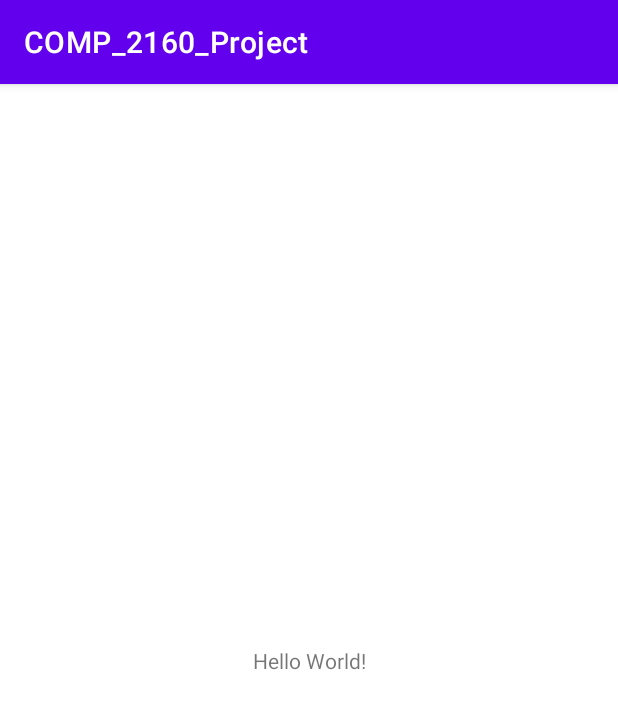
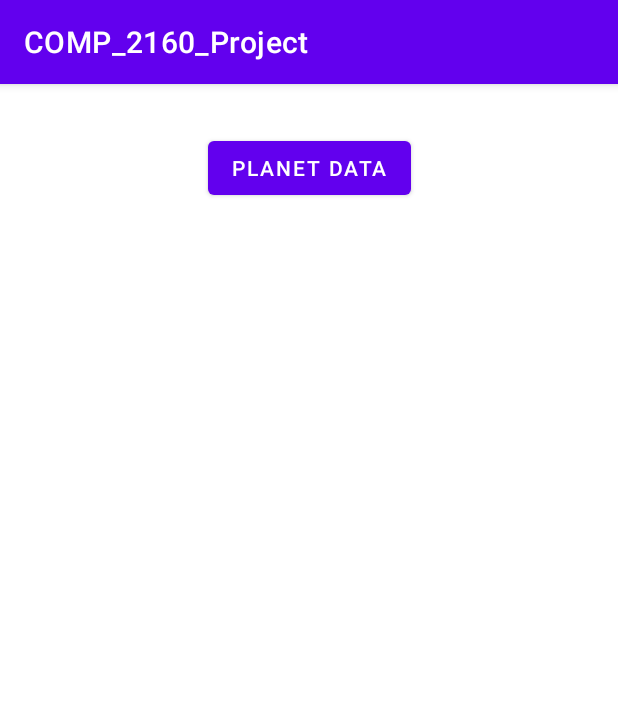
Before and after one commit to SpartanI117/COMP-2160-Project, an Android app: the screen it shows after launch (MainActivity), on a phone screen of 412 x 824 dp. Shown: the top 709 px of the screen. Run offline under Robolectric (Android 15) with nearby library versions, the phone set to English and light mode, and no system bars.

Commit message:
create activity for planet data and add button to main activity

```diff
--- a/app/src/main/AndroidManifest.xml
+++ b/app/src/main/AndroidManifest.xml
@@ -9,6 +9,12 @@
         android:roundIcon="@mipmap/ic_launcher_round"
         android:supportsRtl="true"
         android:theme="@style/Theme.COMP_2160_Project">
+        <activity android:name=".PlanetData"
+            android:parentActivityName=".MainActivity">
+            <meta-data
+                android:name="android.support.PARENT_ACTIVITY"
+                android:value=".MainActivity"/>
+        </activity>
         <activity android:name=".MainActivity">
             <intent-filter>
                 <action android:name="android.intent.action.MAIN" />
--- a/app/src/main/res/layout/activity_main.xml
+++ b/app/src/main/res/layout/activity_main.xml
@@ -6,13 +6,14 @@
     android:layout_height="match_parent"
     tools:context=".MainActivity">
 
-    <TextView
+    <Button
+        android:id="@+id/PlanetData"
         android:layout_width="wrap_content"
         android:layout_height="wrap_content"
-        android:text="Hello World!"
-        app:layout_constraintBottom_toBottomOf="parent"
-        app:layout_constraintLeft_toLeftOf="parent"
-        app:layout_constraintRight_toRightOf="parent"
+        android:layout_marginTop="32dp"
+        android:text="@string/btnPlanetData"
+        android:onClick="activityPlanetData"
+        app:layout_constraintEnd_toEndOf="parent"
+        app:layout_constraintStart_toStartOf="parent"
         app:layout_constraintTop_toTopOf="parent" />
-
 </androidx.constraintlayout.widget.ConstraintLayout>
--- a/app/src/main/res/values/strings.xml
+++ b/app/src/main/res/values/strings.xml
@@ -1,3 +1,4 @@
 <resources>
     <string name="app_name">COMP_2160_Project</string>
+    <string name="btnPlanetData">Planet Data</string>
 </resources>
```
Also changed, not shown: app/src/main/java/com/example/comp_2160_project/MainActivity.java (+8 -0 lines), app/src/main/java/com/example/comp_2160_project/PlanetData.java (added, +14 -0 lines), app/src/main/res/layout/activity_planet_data.xml (added, +9 -0 lines).
